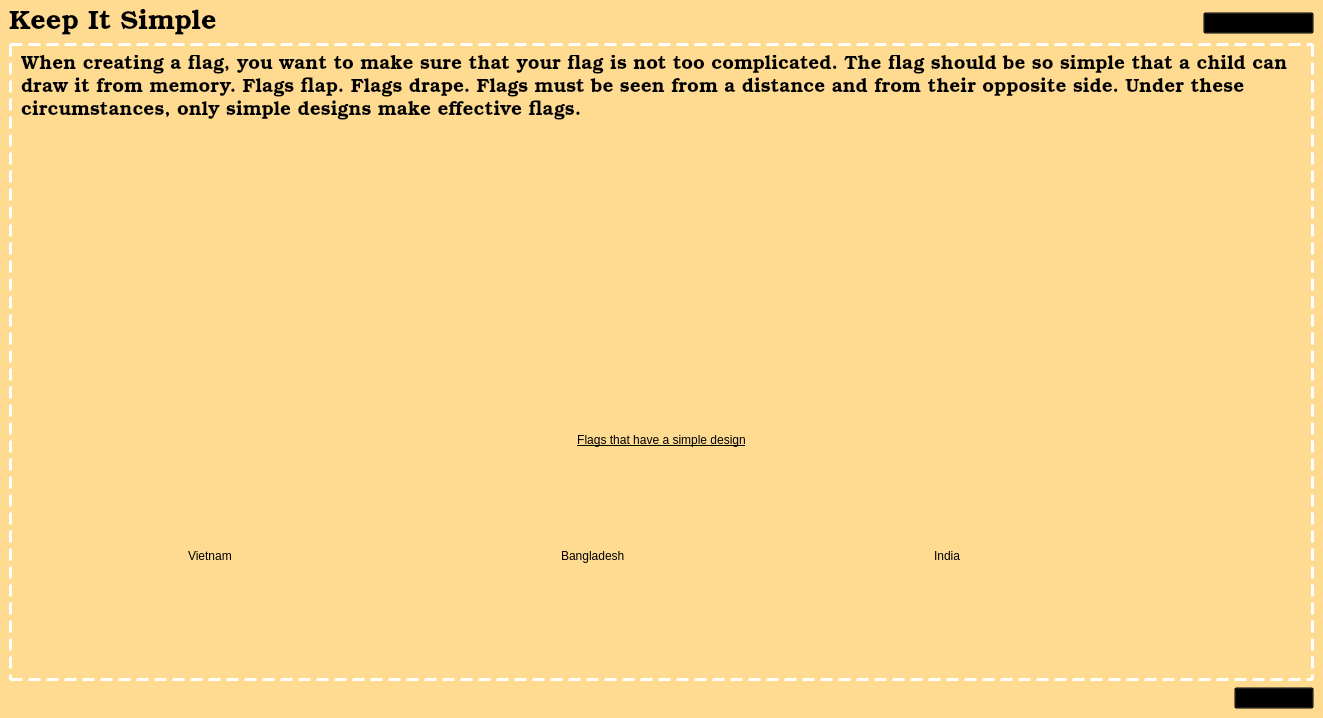
Qt form keepsimplelesson.ui (zxjorge/EDApp) before a commit.
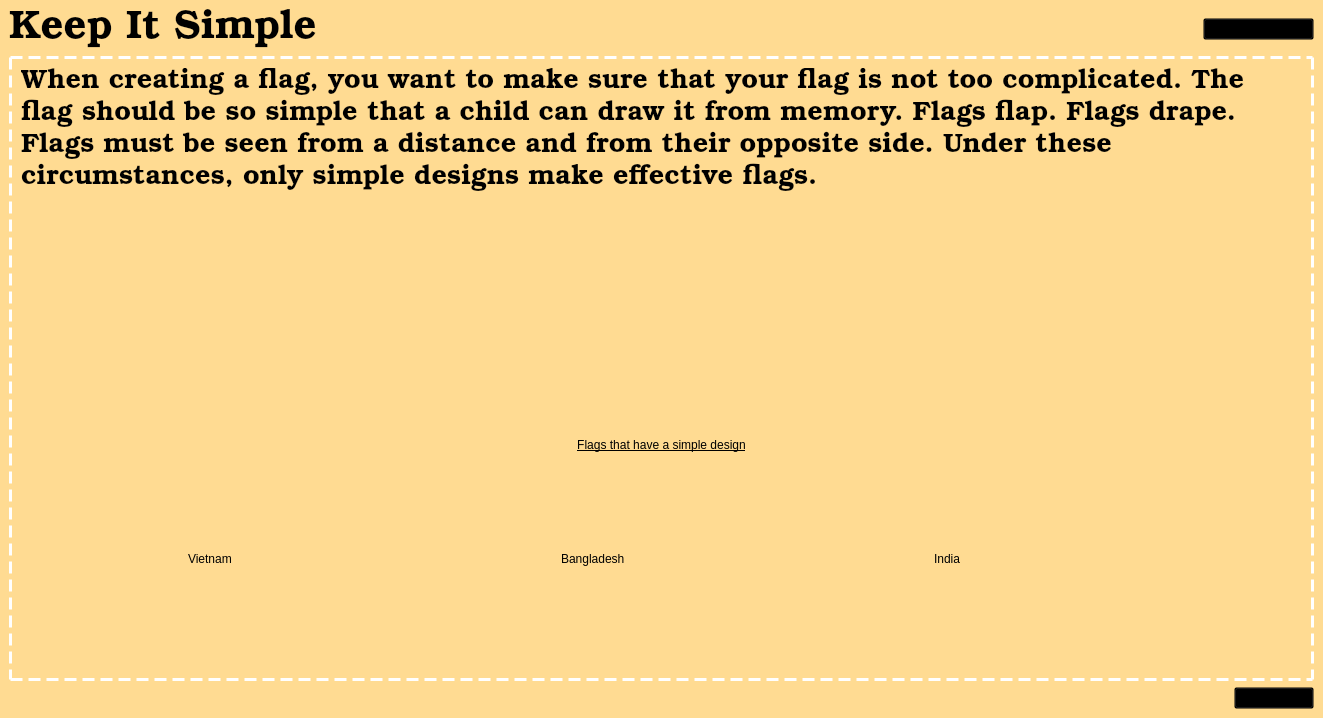
The same form after that commit. Icons and pictures are not drawn.

```diff
--- a/keepsimplelesson.ui
+++ b/keepsimplelesson.ui
@@ -37,7 +37,7 @@
             <property name="font">
              <font>
               <family>Bookman Old Style</family>
-              <pointsize>20</pointsize>
+              <pointsize>30</pointsize>
               <italic>false</italic>
               <bold>false</bold>
              </font>
@@ -106,7 +106,7 @@
              <property name="font">
               <font>
                <family>Bookman Old Style</family>
-               <pointsize>14</pointsize>
+               <pointsize>20</pointsize>
                <italic>false</italic>
                <bold>false</bold>
               </font>
```
Left out of the diff: 11 changed lines with no effect on the pictures.
